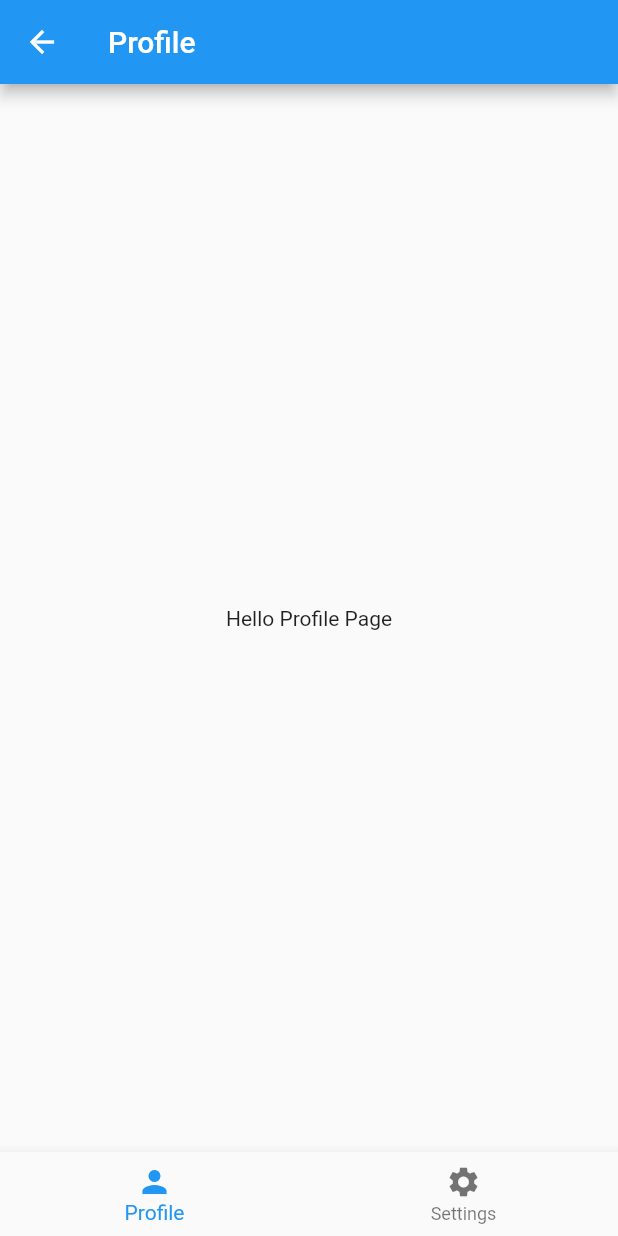
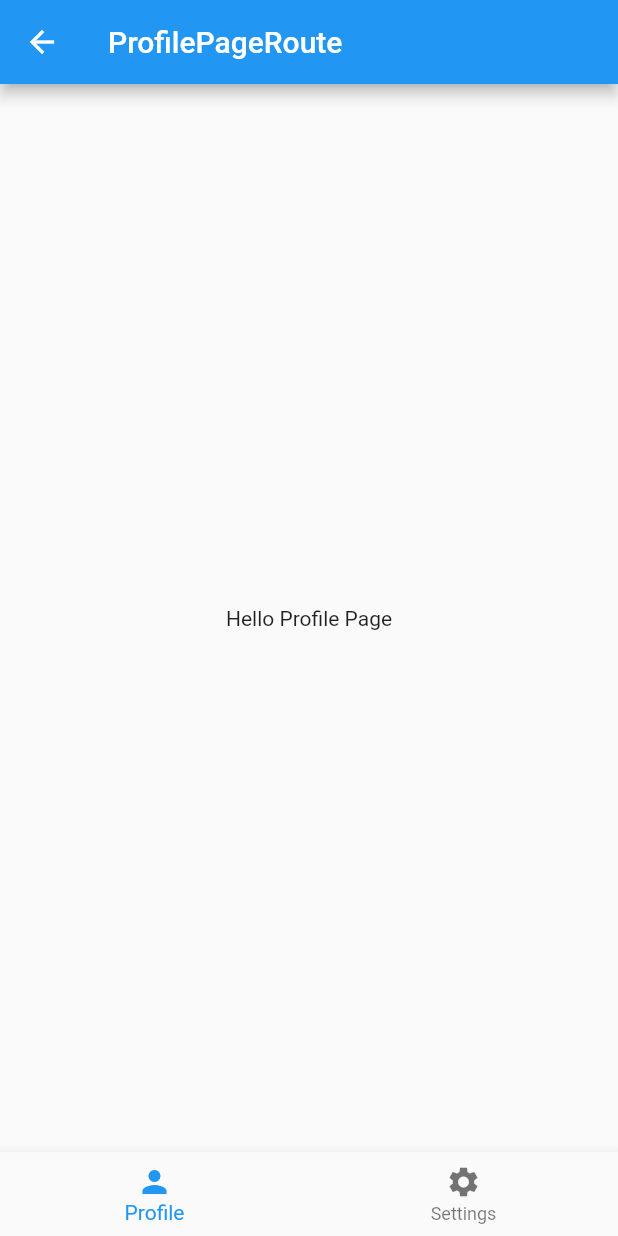
Before and after one commit to ashraful-chowdhury/auto_router_demo, a Flutter app: the BottomNavPage screen opened by its route, on a phone screen of 412 x 824 dp. Run offline on Flutter 3.47's test engine with Material 2 defaults, Android fonts, the phone set to English and light mode, and no system bars; our stand-ins replace auto_route.

Commit message:
feat: Bottom Nav AppBar implementation

```diff
--- a/lib/screens/bottom_nav_page.dart
+++ b/lib/screens/bottom_nav_page.dart
@@ -8,6 +8,11 @@ class BottomNavPage extends StatelessWidget {
   @override
   Widget build(BuildContext context) {
     return AutoTabsScaffold(
+      appBarBuilder: (_,tabsRouter){
+        return AppBar(
+          title: Text(tabsRouter.current.name),
+        );
+      },
       routes: const [
         ProfilePageRoute(),
         SettingsPageRoute(),
--- a/lib/screens/profile_page.dart
+++ b/lib/screens/profile_page.dart
@@ -5,11 +5,8 @@ class ProfilePage extends StatelessWidget {
 
   @override
   Widget build(BuildContext context) {
-    return Scaffold(
-      appBar: AppBar(
-        title: const Text('Profile'),
-      ),
-      body: const Center(
+    return const Scaffold(
+      body: Center(
         child: Text('Hello Profile Page'),
       ),
     );
```
Also changed, not shown: lib/screens/settings_page.dart (+2 -5 lines).
